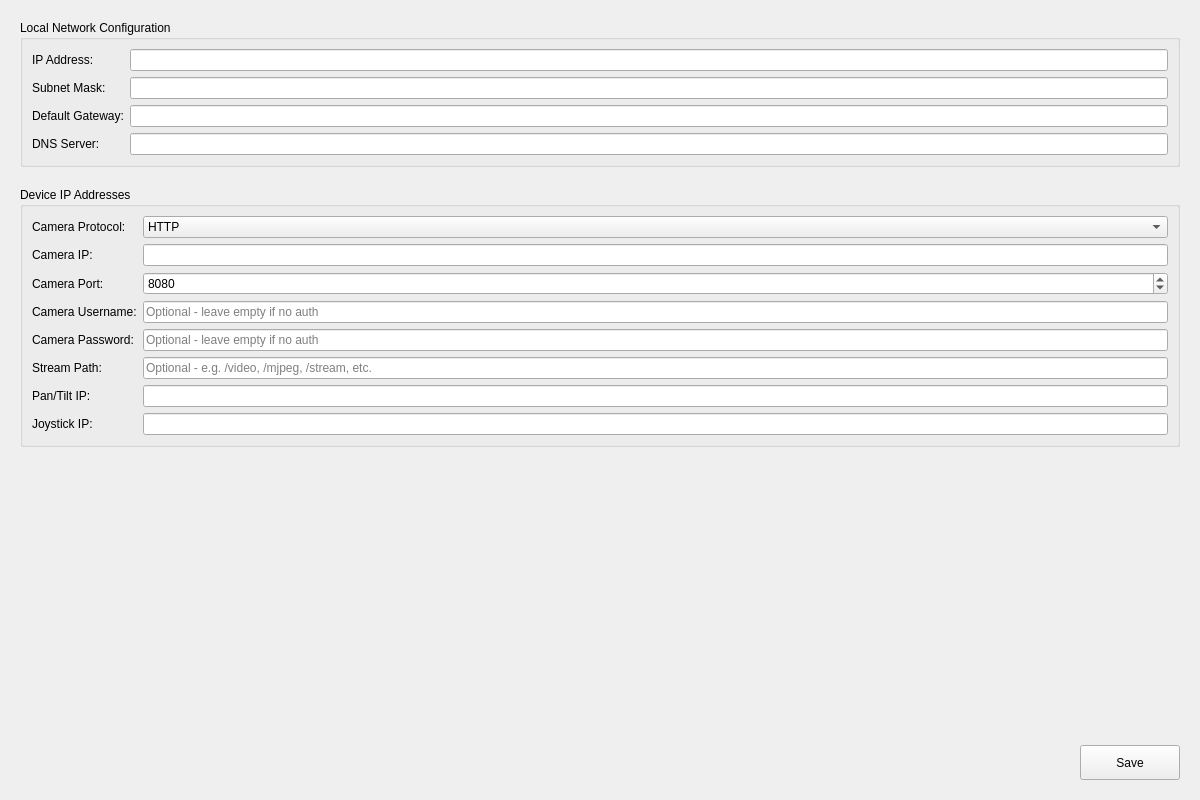
First picture: the form in ui/IpConfigView.ui, repository anmh1205/Remote_System, before the edit.
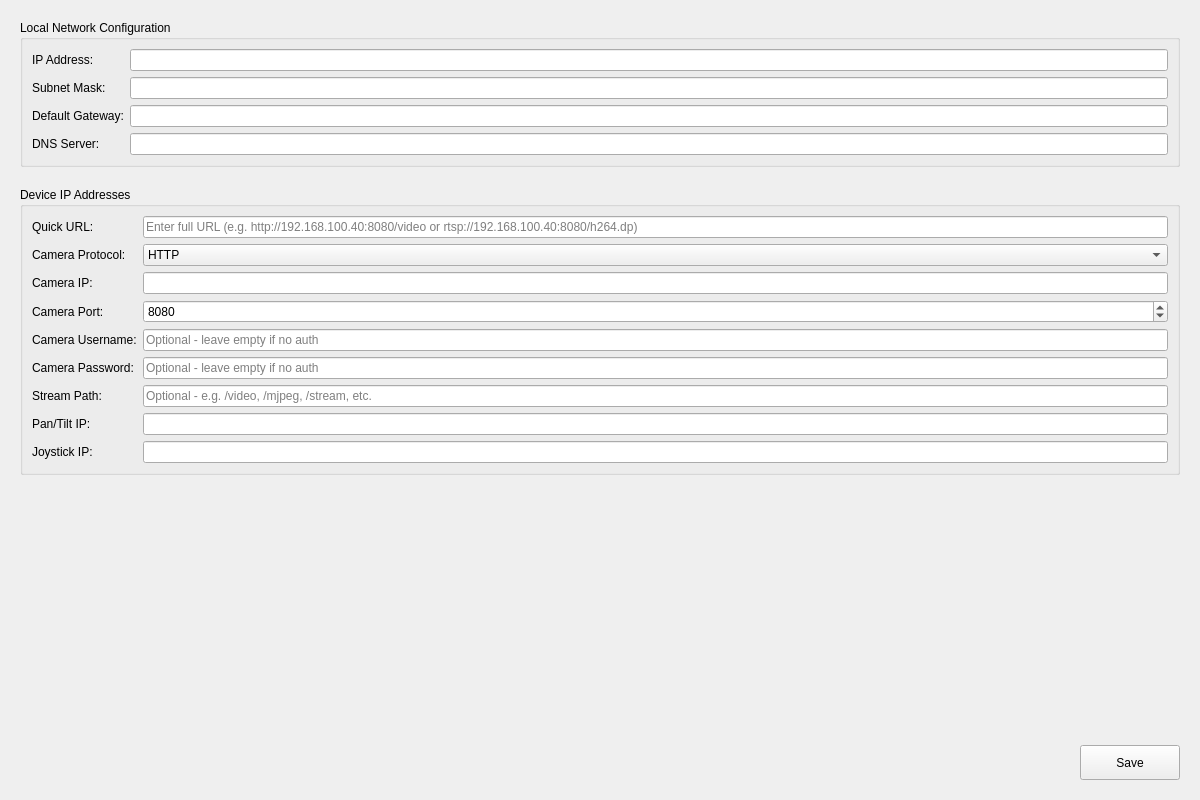
Second picture: the form after the edit.

Commit message:
feat: add MJPEG stream handling to CameraManager and update UI components
- Introduced `MjpegStreamHandler` for managing MJPEG streams in `CameraManager`.
- Updated `CameraManager` to connect MJPEG stream signals and handle frame reception.
- Enhanced `CameraController` to support MJPEG output display in `CameraWidget`.
- Modified `CameraWidget` to switch between video and MJPEG display modes.
- Improved `IpConfigView` to allow quick URL input for camera connections.
- Updated UI files to reflect new components and layout adjustments.

Diff of the .ui file:
```diff
--- a/ui/IpConfigView.ui
+++ b/ui/IpConfigView.ui
@@ -85,13 +85,27 @@
      </property>
      <layout class="QFormLayout" name="formDevices">
       <item row="0" column="0">
+       <widget class="QLabel" name="lblQuickUrl">
+        <property name="text">
+         <string>Quick URL:</string>
+        </property>
+       </widget>
+      </item>
+      <item row="0" column="1">
+       <widget class="QLineEdit" name="editQuickUrl">
+        <property name="placeholderText">
+         <string>Enter full URL (e.g. http://192.168.100.40:8080/video or rtsp://192.168.100.40:8080/h264.dp)</string>
+        </property>
+       </widget>
+      </item>
+      <item row="1" column="0">
        <widget class="QLabel" name="lblCameraProtocol">
         <property name="text">
          <string>Camera Protocol:</string>
         </property>
        </widget>
       </item>
-      <item row="0" column="1">
+      <item row="1" column="1">
        <widget class="QComboBox" name="comboCameraProtocol">
         <item>
          <property name="text">
@@ -105,45 +119,58 @@
         </item>
        </widget>
       </item>
-      <item row="1" column="0">
+      <item row="2" column="0">
        <widget class="QLabel" name="lblCameraIp">
         <property name="text">
          <string>Camera IP:</string>
         </property>
        </widget>
       </item>
-      <item row="1" column="1">
+      <item row="2" column="1">
        <widget class="QLineEdit" name="editCameraIp"/>
       </item>
-      <item row="2" column="0">
+      <item row="3" column="0">
        <widget class="QLabel" name="lblCameraPort">
         <property name="text">
          <string>Camera Port:</string>
         </property>
        </widget>
       </item>
-      <item row="3" column="0">
+      <item row="3" column="1">
+       <widget class="QSpinBox" name="spinCameraPort">
+        <property name="minimum">
+         <number>1</number>
+        </property>
+        <property name="maximum">
+         <number>65535</number>
+        </property>
+        <property name="value">
+         <number>8080</number>
+        </property>
+       </widget>
+      </item>
+      <item row="4" column="0">
        <widget class="QLabel" name="lblCameraUsername">
         <property name="text">
          <string>Camera Username:</string>
         </property>
        </widget>
       </item>
-      <item row="3" column="1">
+      <item row="4" column="1">
        <widget class="QLineEdit" name="editCameraUsername">
         <property name="placeholderText">
          <string>Optional - leave empty if no auth</string>
         </property>
        </widget>
       </item>
-      <item row="4" column="0">
+      <item row="5" column="0">
        <widget class="QLabel" name="lblCameraPassword">
         <property name="text">
          <string>Camera Password:</string>
         </property>
        </widget>
       </item>
-      <item row="4" column="1">
+      <item row="5" column="1">
        <widget class="QLineEdit" name="editCameraPassword">
         <property name="echoMode">
          <enum>QLineEdit::EchoMode::Password</enum>
@@ -153,53 +180,40 @@
         </property>
        </widget>
       </item>
-      <item row="5" column="0">
+      <item row="6" column="0">
        <widget class="QLabel" name="lblCameraRtspPath">
         <property name="text">
          <string>Stream Path:</string>
         </property>
        </widget>
       </item>
-      <item row="5" column="1">
+      <item row="6" column="1">
        <widget class="QLineEdit" name="editCameraRtspPath">
         <property name="placeholderText">
          <string>Optional - e.g. /video, /mjpeg, /stream, etc.</string>
         </property>
        </widget>
       </item>
-      <item row="6" column="0">
+      <item row="7" column="0">
        <widget class="QLabel" name="lblPanTiltIp">
         <property name="text">
          <string>Pan/Tilt IP:</string>
         </property>
        </widget>
       </item>
-      <item row="6" column="1">
+      <item row="7" column="1">
        <widget class="QLineEdit" name="editPanTiltIp"/>
       </item>
-      <item row="7" column="0">
+      <item row="8" column="0">
        <widget class="QLabel" name="lblJoystickIp">
         <property name="text">
          <string>Joystick IP:</string>
         </property>
        </widget>
       </item>
-      <item row="7" column="1">
+      <item row="8" column="1">
        <widget class="QLineEdit" name="editJoystickIp"/>
       </item>
-      <item row="2" column="1">
-       <widget class="QSpinBox" name="spinCameraPort">
-        <property name="minimum">
-         <number>1</number>
-        </property>
-        <property name="maximum">
-         <number>65535</number>
-        </property>
-        <property name="value">
-         <number>8080</number>
-        </property>
-       </widget>
-      </item>
      </layout>
     </widget>
    </item>
```
The commit also changes 36 other files.
